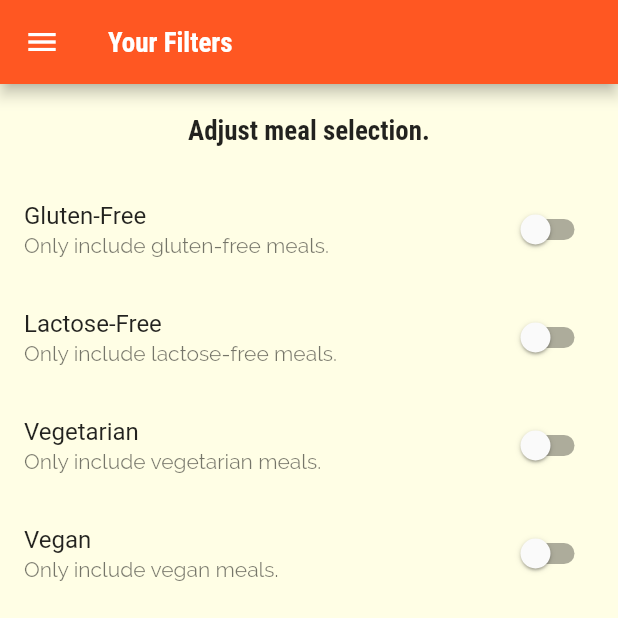
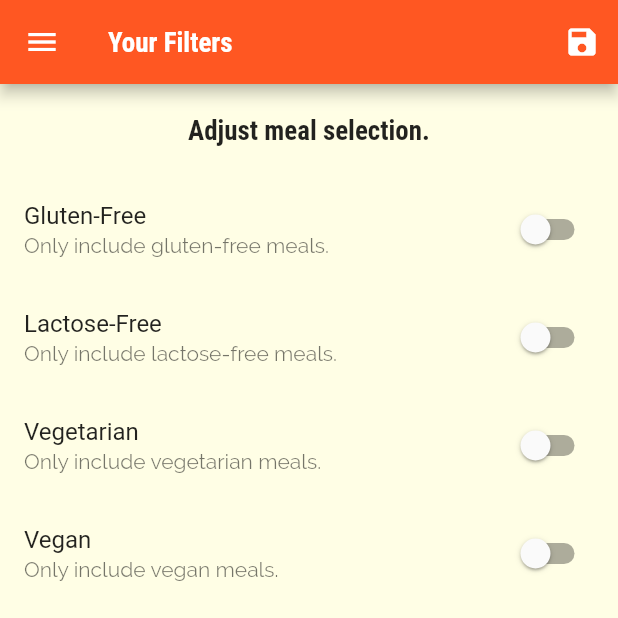
Before and after one commit to mtanaya09/Meal-Application, a Flutter app: the FiltersScreen screen opened by its route, on a phone screen of 412 x 824 dp, the top half of it. Run offline on Flutter 3.47's test engine with Material 2 defaults, Android fonts, the phone set to English and light mode, and no system bars.

Commit message:
Added filtering logic

```diff
--- a/lib/main.dart
+++ b/lib/main.dart
@@ -1,4 +1,6 @@
 import 'package:flutter/material.dart';
+import './models/meal.dart';
+import './dummy_data.dart';
 import './screens/filters_screen.dart';
 import './screens/tabs_screen.dart';
 import './screens/meal_detail_screen.dart';
@@ -7,8 +9,43 @@ import './screens/categories_screen.dart';
 
 void main() => runApp(MyApp());
 
-class MyApp extends StatelessWidget {
+class MyApp extends StatefulWidget {
   // This widget is the root of your application.
+  @override
+  _MyAppState createState() => _MyAppState();
+}
+
+class _MyAppState extends State<MyApp> {
+  Map<String, bool> _filters = {
+    'gluten': false,
+    'lactose': false,
+    'vegan': false,
+    'vegetarian': false,
+  };
+  List<Meal> _availableMeals = DUMMY_MEALS;
+
+  void _setFilters(Map<String, bool> filterData) {
+    setState(() {
+      _filters = filterData;
+
+      _availableMeals = DUMMY_MEALS.where((meal) {
+        if (_filters['gluten'] && !meal.isGlutenFree) {
+          return false;
+        }
+        if (_filters['lactose'] && !meal.isLactoseFree) {
+          return false;
+        }
+        if (_filters['vegan'] && !meal.isVegan) {
+          return false;
+        }
+        if (_filters['vegetarian'] && !meal.isVegetarian) {
+          return false;
+        }
+        return true;
+      }).toList();
+    });
+  }
+
   @override
   Widget build(BuildContext context) {
     return MaterialApp(
@@ -34,9 +71,10 @@ class MyApp extends StatelessWidget {
       // home: CategoriesScreen(),
       routes: {
         '/': (ctx) => TabsScreen(),
-        CategoriesMealsScreen.routeName: (ctx) => CategoriesMealsScreen(),
+        CategoriesMealsScreen.routeName: (ctx) =>
+            CategoriesMealsScreen(_availableMeals),
         MealDetailScreen.routeName: (ctx) => MealDetailScreen(),
-        FiltersScreen.routeName: (ctx) => FiltersScreen(),
+        FiltersScreen.routeName: (ctx) => FiltersScreen(_filters, _setFilters),
       },
       // onGenerateRoute: (settings) {
       //   print(settings.arguments);
--- a/lib/screens/favorites_screen.dart
+++ b/lib/screens/favorites_screen.dart
@@ -4,7 +4,7 @@ class FavoritesScreen extends StatelessWidget {
   @override
   Widget build(BuildContext context) {
     return Center(
-      child: Text('yoooo fav!'),
+      child: Text('You have no favorites yet - start adding some!'),
     );
   }
 }
--- a/lib/screens/filters_screen.dart
+++ b/lib/screens/filters_screen.dart
@@ -3,6 +3,11 @@ import '../widgets/main_drawer.dart';
 
 class FiltersScreen extends StatefulWidget {
   static const routeName = '/filters';
+
+  final Function saveFilters;
+  final Map<String, bool> currentFilters;
+
+  FiltersScreen(this.currentFilters, this.saveFilters);
 
   @override
   _FiltersScreenState createState() => _FiltersScreenState();
@@ -13,6 +18,15 @@ class _FiltersScreenState extends State<FiltersScreen> {
   bool _vegetarian = false;
   bool _vegan = false;
   bool _lactoseFree = false;
+
+  @override
+  initState() {
+    _glutenFree = widget.currentFilters['gluten'];
+    _vegetarian = widget.currentFilters['vegetarian'];
+    _vegan = widget.currentFilters['vegan'];
+    _lactoseFree = widget.currentFilters['lactose'];
+    super.initState();
+  }
 
   Widget _buildSwitchListTile(
     String title,
@@ -33,6 +47,20 @@ class _FiltersScreenState extends State<FiltersScreen> {
     return Scaffold(
       appBar: AppBar(
         title: Text('Your Filters'),
+        actions: [
+          IconButton(
+            icon: Icon(Icons.save),
+            onPressed: () {
+              final selectedFilters = {
+                'gluten': _glutenFree,
+                'lactose': _lactoseFree,
+                'vegan': _vegan,
+                'vegetarian': _vegetarian,
+              };
+              widget.saveFilters(selectedFilters);
+            },
+          )
+        ],
       ),
       drawer: MainDrawer(),
       body: Column(
```
Also changed, not shown: lib/screens/category_meals_screen.dart (+5 -2 lines).
